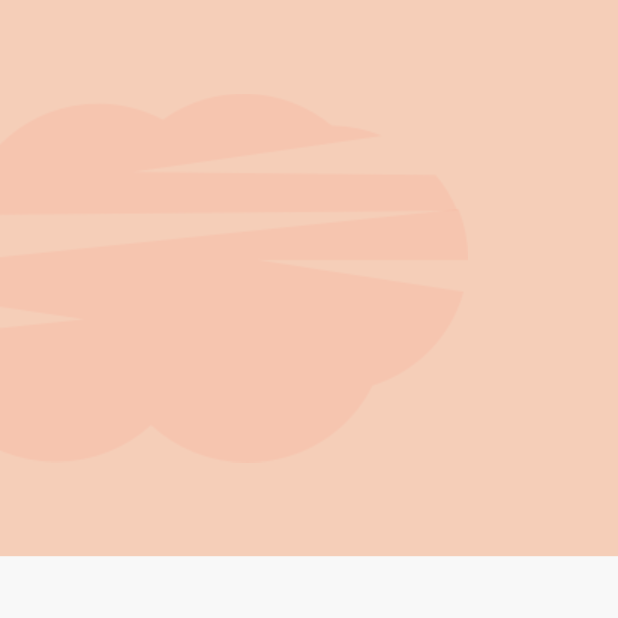
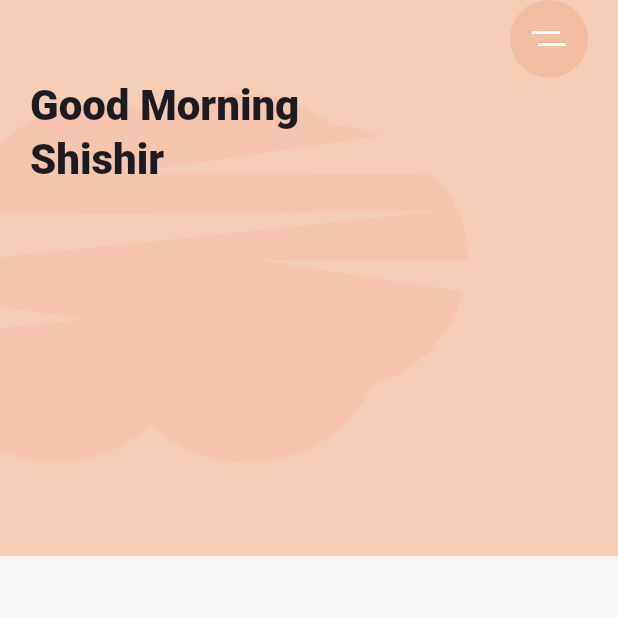
Before and after one commit to YM1587/Daily-exercise-app-meditation-app, a Flutter app: the screen it shows after launch, on a phone screen of 412 x 824 dp, the top half of it. Run offline on Flutter 3.47's test engine with Material 3 defaults, Android fonts, the phone set to English and light mode, and no system bars; our stand-ins replace flutter_svg.

Commit message:
Added the welcoming text widget

```diff
--- a/lib/main.dart
+++ b/lib/main.dart
@@ -1,4 +1,5 @@
 import 'package:flutter/material.dart';
+import 'package:flutter_svg/flutter_svg.dart';
 import 'package:meditation_app/constants.dart';
 
 void main() {
@@ -45,7 +46,39 @@ class HomeScreen extends StatelessWidget {
                 image: AssetImage("assets/images/undraw_pilates_gpdb.png"),
               ),
             )
-          )// Add your home screen widgets here
+          ),
+          SafeArea(
+            child: Padding(
+              padding: const EdgeInsets.symmetric(horizontal: 20.0),
+              child: Column (
+                crossAxisAlignment: CrossAxisAlignment.start,
+              children: [
+                Align(
+                  alignment: Alignment.topRight,
+                  child: Container(
+                  alignment: Alignment.center,
+                  height: 52.0,
+                  width: 52.0,
+                  decoration: BoxDecoration(
+                    color: Color(0xFFF2BEA1),
+                    shape: BoxShape.circle,
+                  ),
+                  child: SvgPicture.asset("assets/icons/menu.svg")
+                ),
+                ),
+                Text(
+                  "Good Morning \nShishir",
+                  style: Theme.of(context)
+                  .textTheme
+                  .headlineMedium?.copyWith(fontWeight: FontWeight.w900,
+                  ),
+
+                ),
+                ],
+                        ),
+            ),
+        )
+
         ],
       ),
     );
```
